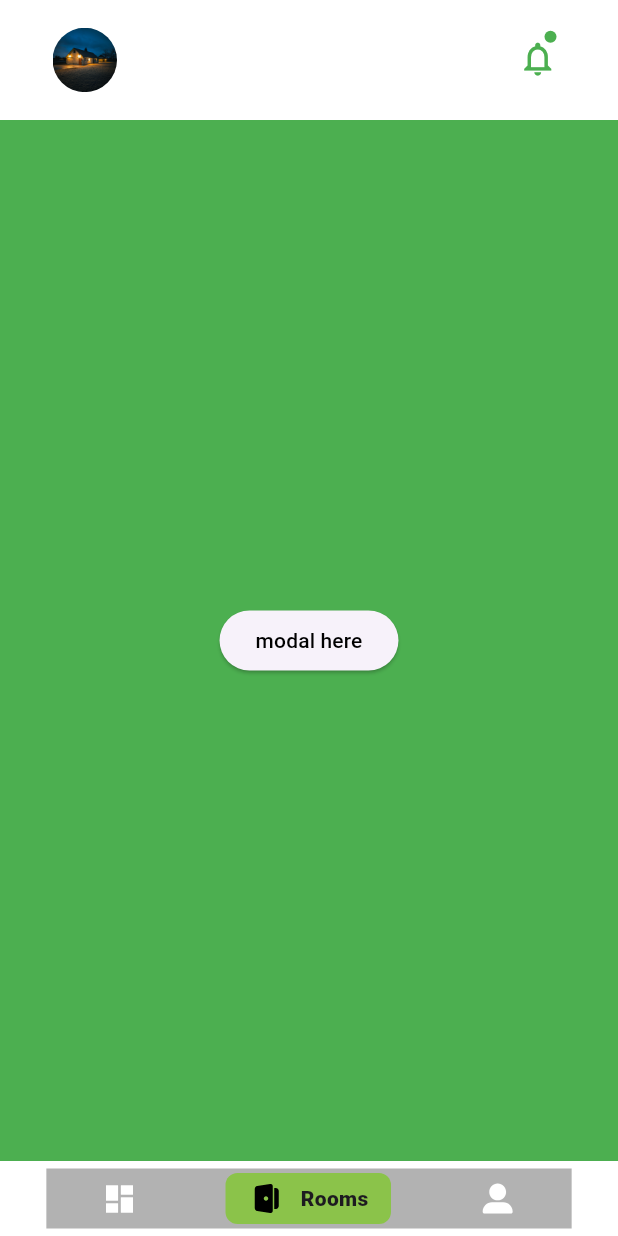
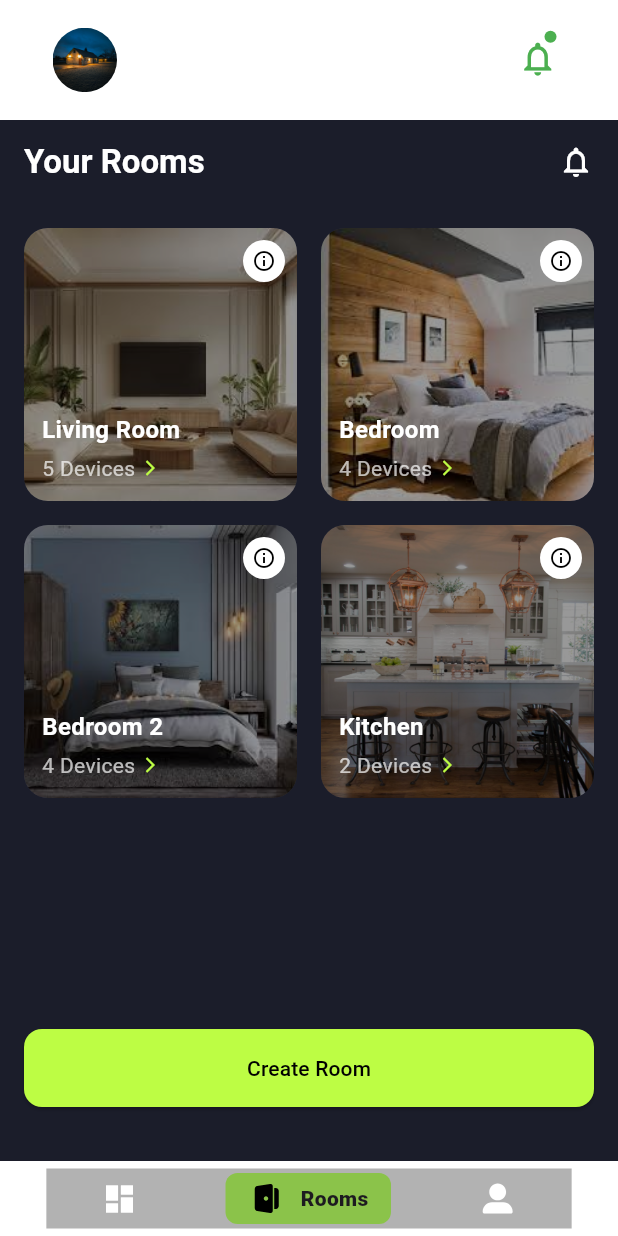
Before and after one commit to Tuyisenge2/Smart-Home-App, a Flutter app: the DashboardWithBottom screen opened by its route, item 2 of the bottom bar chosen, on a phone screen of 412 x 824 dp. Run offline on Flutter 3.47's test engine with Material 3 defaults, Android fonts, the light colour scheme and no system bars; our stand-ins replace flutter_svg, go_router.

Commit message:
ft-myRooms

```diff
--- a/lib/main.dart
+++ b/lib/main.dart
@@ -20,6 +20,7 @@
 
   final GoRouter _router = GoRouter(
     routes: [
+      GoRoute(path: '/', builder: (context, state) => HeroSection()),
       GoRoute(path: '/', builder: (context, state) => HeroSection()),
       GoRoute(path: '/Login', builder: (context, state) => Login()),
       GoRoute(path: '/signup', builder: (context, state) => Signup()),
--- /dev/null
+++ b/lib/pages/Dashboard/Widgets/rooms_card.dart
@@ -0,0 +1,77 @@
+import 'package:flutter/material.dart';
+
+class RoomCard extends StatelessWidget {
+  final String imagePath;
+  final String title;
+  final int deviceCount;
+
+  const RoomCard({
+    super.key,
+    required this.imagePath,
+    required this.title,
+    required this.deviceCount,
+  });
+
+  @override
+  Widget build(BuildContext context) {
+    return Container(
+      decoration: BoxDecoration(
+        color: const Color(0xFF2A2D3E),
+        borderRadius: BorderRadius.circular(16),
+        image: DecorationImage(
+          image: AssetImage(imagePath),
+          fit: BoxFit.cover,
+          colorFilter: ColorFilter.mode(
+            Colors.black.withOpacity(0.4),
+            BlendMode.darken,
+          ),
+        ),
+      ),
+      child: Stack(
+        children: [
+          Positioned(
+            top: 8,
+            right: 8,
+            child: CircleAvatar(
+              backgroundColor: Colors.white,
+              radius: 14,
+              child: Icon(Icons.info_outline, size: 16, color: Colors.black),
+            ),
+          ),
+          Padding(
+            padding: const EdgeInsets.all(12.0),
+            child: Column(
+              mainAxisAlignment: MainAxisAlignment.end,
+              crossAxisAlignment: CrossAxisAlignment.start,
+              children: [
+                Text(
+                  title,
+                  style: const TextStyle(
+                    color: Colors.white,
+                    fontWeight: FontWeight.bold,
+                    fontSize: 16,
+                  ),
+                ),
+                const SizedBox(height: 4),
+                Row(
+                  children: [
+                    Text(
+                      '$deviceCount Device${deviceCount == 1 ? '' : 's'}',
+                      style: const TextStyle(color: Colors.white70),
+                    ),
+                    const SizedBox(width: 4),
+                    const Icon(
+                      Icons.arrow_forward_ios,
+                      size: 12,
+                      color: Color(0xFFBDFD44),
+                    ),
+                  ],
+                ),
+              ],
+            ),
+          ),
+        ],
+      ),
+    );
+  }
+}
--- a/lib/pages/Dashboard/dash3.dart
+++ b/lib/pages/Dashboard/dash3.dart
@@ -1,50 +1,34 @@
 import 'package:flutter/material.dart';
+import 'package:new_app/pages/Dashboard/rooms_list.dart';
 
-class Dash3 extends StatelessWidget {
-  const Dash3({super.key});
+class RoomsPage extends StatelessWidget {
+  const RoomsPage({super.key});
 
   @override
   Widget build(BuildContext context) {
     return Scaffold(
-      backgroundColor: Colors.green,
-      body: Center(
-        child: ElevatedButton(
-          child: Text("modal here", style: TextStyle(color: Colors.black)),
-          onPressed: () {
-            showModalBottomSheet<void>(
-              context: context,
-              builder: (BuildContext context) {
-                return SizedBox(
-                  height: 200,
-                  width: double.infinity,
-                  child: Column(
-                    children: [
-                      Text(
-                        "here is my modal brother",
-                        style: TextStyle(color: Colors.black, fontSize: 23),
-                      ),
-                      TextButton(
-                        onPressed: () {
-                          showModalBottomSheet<void>(
-                            context: context,
-                            builder: (BuildContext context) {
-                              return Container(
-                                height: 400,
-                                width: double.infinity,
-                                color: Colors.red,
-                              );
-                            },
-                          );
-                        },
-                        child: Text("second modal"),
-                      ),
-                    ],
-                  ),
-                );
-              },
-            );
-          },
+      backgroundColor: const Color(0xFF1B1D2A),
+      appBar: AppBar(
+        backgroundColor: const Color(0xFF1B1D2A),
+        elevation: 0,
+        title: const Text(
+          "Your Rooms",
+          style: TextStyle(
+            fontSize: 22,
+            color: Colors.white,
+            fontWeight: FontWeight.bold,
+          ),
         ),
+        actions: const [
+          Padding(
+            padding: EdgeInsets.only(right: 16.0),
+            child: Icon(Icons.notifications_none, color: Colors.white),
+          ),
+        ],
+      ),
+      body: const Padding(
+        padding: EdgeInsets.all(16.0),
+        child: RoomList(),
       ),
     );
   }
--- a/lib/pages/Dashboard/dashboard.dart
+++ b/lib/pages/Dashboard/dashboard.dart
@@ -13,7 +13,7 @@
 class _DashboardState extends State<DashboardWithBottom> {
   void init() {}
   int pageIndex = 0;
-  final pages = [Dash2(), Dash3(), Dash4()];
+  final pages = [Dash2(), RoomsPage(), Dash4()];
   @override
   Widget build(BuildContext context) {
     return Scaffold(
--- /dev/null
+++ b/lib/pages/Dashboard/rooms_list.dart
@@ -0,0 +1,126 @@
+// room_list.dart
+
+import 'package:flutter/material.dart';
+import 'package:new_app/pages/Dashboard/Widgets/room_sheet.dart';
+import 'package:new_app/pages/Dashboard/Widgets/room_success.dart';
+import 'package:new_app/pages/Dashboard/Widgets/rooms_card.dart';
+import 'package:new_app/pages/Dashboard/Widgets/rooms_image.dart';
+
+// Room model
+class Room {
+  final String imagePath;
+  final String title;
+  final int deviceCount;
+
+  Room({
+    required this.imagePath,
+    required this.title,
+    required this.deviceCount,
+  });
+}
+
+// Room list widget
+class RoomList extends StatefulWidget {
+  const RoomList({super.key});
+
+  @override
+  State<RoomList> createState() => _RoomListState();
+}
+
+class _RoomListState extends State<RoomList> {
+  final List<Room> rooms = [
+    Room(imagePath: 'assets/images/livingroom.jpeg', title: 'Living Room', deviceCount: 5),
+    Room(imagePath: 'assets/images/bedroom.jpeg', title: 'Bedroom', deviceCount: 4),
+    Room(imagePath: 'assets/images/bedroom2.jpeg', title: 'Bedroom 2', deviceCount: 4),
+    Room(imagePath: 'assets/images/kitchen.jpg', title: 'Kitchen', deviceCount: 2),
+  ];
+
+  void _addRoom(Room room) {
+    setState(() {
+      rooms.add(room);
+    });
+  }
+
+  Future<void> _showAddRoomSheet(BuildContext context) async {
+    final roomName = await showModalBottomSheet(
+  context: context,
+  isScrollControlled: true,
+  backgroundColor: Colors.transparent,
+  builder: (context) => const AddRoomSheet(),
+);
+
+
+    if (roomName != null && roomName.isNotEmpty) {
+      final imagePath = await showModalBottomSheet<String>(
+        context: context,
+        isScrollControlled: true,
+        backgroundColor: Colors.transparent,
+        builder: (context) => const SelectRoomImageSheet(),
+      );
+
+      if (imagePath != null && imagePath.isNotEmpty) {
+        final newRoom = Room(imagePath: imagePath, title: roomName, deviceCount: 0);
+        _addRoom(newRoom);
+
+        await showModalBottomSheet(
+          context: context,
+          isScrollControlled: true,
+          backgroundColor: Colors.transparent,
+          builder: (context) => RoomSuccessSheet(roomName: roomName),
+        );
+
+        ScaffoldMessenger.of(context).showSnackBar(
+          SnackBar(content: Text('Room "$roomName" created!')),
+        );
+      }
+    }
+  }
+
+  @override
+  Widget build(BuildContext context) {
+    return Column(
+      children: [
+        // Grid of Rooms
+        Expanded(
+          child: GridView.builder(
+            itemCount: rooms.length,
+            gridDelegate: const SliverGridDelegateWithFixedCrossAxisCount(
+              crossAxisCount: 2,
+              mainAxisSpacing: 16,
+              crossAxisSpacing: 16,
+            ),
+            itemBuilder: (context, index) {
+              final room = rooms[index];
+              return RoomCard(
+                imagePath: room.imagePath,
+                title: room.title,
+                deviceCount: room.deviceCount,
+              );
+            },
+          ),
+        ),
+
+        const SizedBox(height: 20),
+
+        // Create Room Button
+        SizedBox(
+          width: double.infinity,
+          child: ElevatedButton(
+            onPressed: () => _showAddRoomSheet(context),
+            style: ElevatedButton.styleFrom(
+              backgroundColor: const Color(0xFFBDFD44),
+              foregroundColor: Colors.black,
+              shape: RoundedRectangleBorder(
+                borderRadius: BorderRadius.circular(12),
+              ),
+              padding: const EdgeInsets.symmetric(vertical: 16),
+            ),
+            child: const Text('Create Room'),
+          ),
+        ),
+
+        const SizedBox(height: 20),
+      ],
+    );
+  }
+}
```
Also changed, not shown: lib/pages/Dashboard/Widgets/room_sheet.dart (added, +96 -0 lines), lib/pages/Dashboard/Widgets/room_success.dart (added, +62 -0 lines), lib/pages/Dashboard/Widgets/rooms_image.dart (added, +126 -0 lines), assets/images/bedroom.jpeg (added), assets/images/bedroom2.jpeg (added), assets/images/kitchen.jpeg (added), assets/images/livingroom.jpeg (added).
